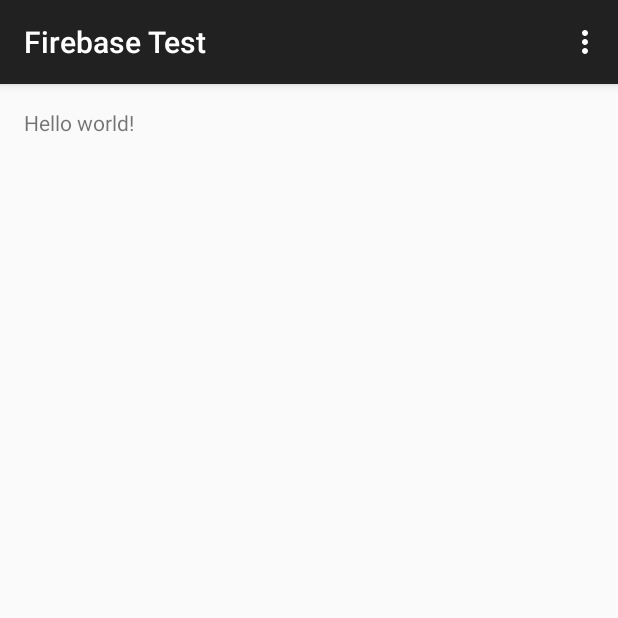
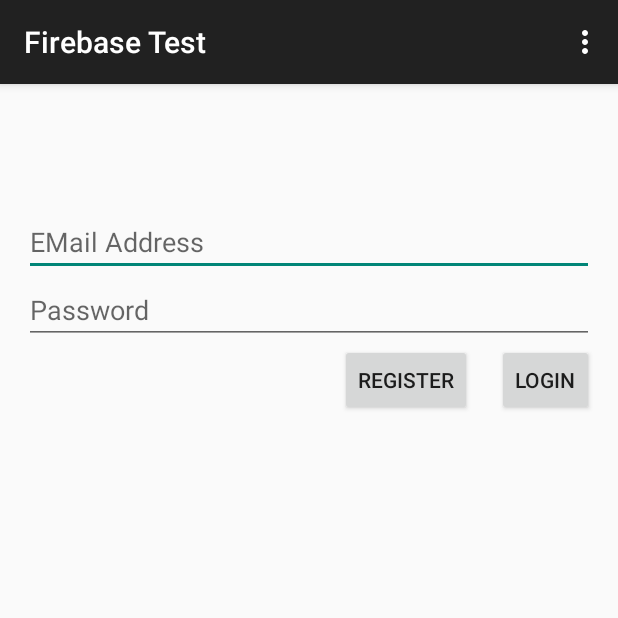
Before and after one commit to GaiusCoffee/FirebaseTest, an Android app: the screen it shows after launch (LoginActivity), on a phone screen of 412 x 824 dp, the top half of it. Run offline under Robolectric (Android 15) with nearby library versions, the phone set to English and light mode, and no system bars; libraries missing offline, so code that uses them is left out: com.firebase.client; 1 statement that could not run was skipped.

```diff
--- a/app/build.gradle
+++ b/app/build.gradle
@@ -17,10 +17,16 @@ android {
             proguardFiles getDefaultProguardFile('proguard-android.txt'), 'proguard-rules.pro'
         }
     }
+    packagingOptions {
+        exclude 'META-INF/LICENSE'
+        exclude 'META-INF/LICENSE-FIREBASE.txt'
+        exclude 'META-INF/NOTICE'
+    }
 }
 
 dependencies {
     compile fileTree(dir: 'libs', include: ['*.jar'])
     compile 'com.android.support:appcompat-v7:21.0.3'
     compile 'com.google.android.gms:play-services:6.5.87'
+    compile 'com.firebase:firebase-client-android:2.5.0+'
 }
--- a/app/src/main/AndroidManifest.xml
+++ b/app/src/main/AndroidManifest.xml
@@ -6,6 +6,7 @@
         android:allowBackup="true"
         android:icon="@mipmap/ic_launcher"
         android:label="@string/app_name"
+        android:name="coffee.gaius.app"
         android:theme="@style/AppTheme" >
         <activity
             android:name=".LoginActivity"
--- /dev/null
+++ b/app/src/main/java/coffee/gaius/app.java
@@ -0,0 +1,27 @@
+package coffee.gaius;
+
+import android.app.Application;
+import com.firebase.client.Firebase;
+
+public class app extends Application {
+    private static app singleton;
+    public app getInstance(){
+        return singleton;
+    }
+
+    @Override
+    public void onCreate() {
+        super.onCreate();
+        singleton = this;
+        // Initialize Firebase
+        Firebase.setAndroidContext(this);
+    }
+
+    private db Db;
+    public db getDb(){
+        if (this.Db == null){
+            this.Db = new db();
+        }
+        return this.Db;
+    }
+}
--- a/app/src/main/res/layout/activity_login.xml
+++ b/app/src/main/res/layout/activity_login.xml
@@ -1,12 +1,59 @@
-<RelativeLayout xmlns:android="http://schemas.android.com/apk/res/android"
+<LinearLayout xmlns:android="http://schemas.android.com/apk/res/android"
     xmlns:tools="http://schemas.android.com/tools" android:layout_width="match_parent"
     android:layout_height="match_parent" android:paddingLeft="@dimen/activity_horizontal_margin"
     android:paddingRight="@dimen/activity_horizontal_margin"
     android:paddingTop="@dimen/activity_vertical_margin"
     android:paddingBottom="@dimen/activity_vertical_margin"
+    android:orientation="vertical"
     tools:context="coffee.gaius.firebasetest.LoginActivity">
 
-    <TextView android:text="@string/hello_world" android:layout_width="wrap_content"
-        android:layout_height="wrap_content" />
+    <TextView
+        android:layout_width="wrap_content"
+        android:layout_height="wrap_content"
+        android:id="@+id/textView"
+        android:layout_gravity="center_horizontal"
+        android:minHeight="100px" />
 
-</RelativeLayout>
+    <EditText
+        android:layout_width="match_parent"
+        android:layout_height="wrap_content"
+        android:inputType="textEmailAddress"
+        android:ems="10"
+        android:id="@+id/loginTxtUsername"
+        android:layout_gravity="center_horizontal"
+        android:hint="EMail Address" />
+
+    <EditText
+        android:layout_width="match_parent"
+        android:layout_height="wrap_content"
+        android:inputType="textPassword"
+        android:ems="10"
+        android:id="@+id/loginTxtPassword"
+        android:layout_gravity="center_horizontal"
+        android:hint="Password" />
+
+    <LinearLayout
+        android:orientation="horizontal"
+        android:layout_width="match_parent"
+        android:layout_height="wrap_content"
+        android:layout_gravity="center_horizontal"
+        android:gravity="right">
+
+        <Button
+            style="?android:attr/buttonStyleSmall"
+            android:layout_width="wrap_content"
+            android:layout_height="wrap_content"
+            android:text="Register"
+            android:id="@+id/loginBtnRegister"
+            android:layout_marginRight="25px" />
+
+        <Button
+            style="?android:attr/buttonStyleSmall"
+            android:layout_width="wrap_content"
+            android:layout_height="wrap_content"
+            android:text="Login"
+            android:id="@+id/loginBtnSubmit" />
+
+    </LinearLayout>
+
+</LinearLayout>
```
Also changed, not shown: app/src/main/java/coffee/gaius/db.java (added, +48 -0 lines), app/src/main/java/coffee/gaius/firebasetest/LoginActivity.java (+63 -0 lines), 1 other file.
